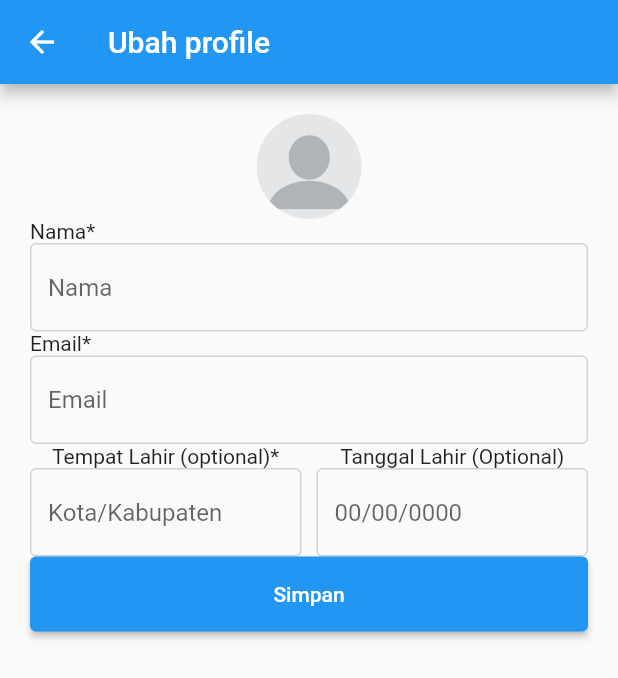
After one commit to idwimeianto/utsapp, a Flutter app: the AccountEditScreen screen opened directly, on a phone screen of 412 x 824 dp. The commit adds this screen. Shown: the top 678 px of the screen. Run offline on Flutter 3.47's test engine with Material 2 defaults, Android fonts, the phone set to English and light mode, and no system bars; our stand-ins replace font_awesome_flutter.

Commit message:
add basic AccountEditScreen Interface

```diff
--- a/lib/account/account.dart
+++ b/lib/account/account.dart
@@ -1,5 +1,6 @@
 import 'package:flutter/material.dart';
 import 'package:font_awesome_flutter/font_awesome_flutter.dart';
+import 'package:utsapp/account/account_edit.dart';
 import 'package:utsapp/shared/bottom_nav.dart';
 
 class AccountScreen extends StatelessWidget {
@@ -39,7 +40,14 @@ class AccountScreen extends StatelessWidget {
                       foregroundColor: Colors.white,
                     ),
                     child: Icon(FontAwesomeIcons.penToSquare),
-                    onPressed: () {},
+                    onPressed: () {
+                      Navigator.of(context).push(
+                        MaterialPageRoute(
+                          builder: (BuildContext context) =>
+                              AccountEditScreen(),
+                        ),
+                      );
+                    },
                   ),
                 ),
               ],
--- /dev/null
+++ b/lib/account/account_edit.dart
@@ -0,0 +1,145 @@
+import 'package:flutter/Material.dart';
+
+class AccountEditScreen extends StatelessWidget {
+  const AccountEditScreen({super.key});
+
+  @override
+  Widget build(BuildContext context) {
+    return Scaffold(
+      appBar: AppBar(
+        title: Text("Ubah profile"),
+      ),
+      body: Container(
+        margin: EdgeInsets.all(20),
+        child: ListView(
+          children: [
+            Container(
+              width: 70,
+              height: 70,
+              decoration: BoxDecoration(
+                shape: BoxShape.circle,
+                image: DecorationImage(
+                  image: AssetImage('assets/blank-profile.png'),
+                ),
+              ),
+            ),
+            AccountEditForm(),
+          ],
+        ),
+      ),
+    );
+  }
+}
+
+class AccountEditForm extends StatefulWidget {
+  const AccountEditForm({super.key});
+
+  @override
+  State<AccountEditForm> createState() => _AccountEditFormState();
+}
+
+class _AccountEditFormState extends State<AccountEditForm> {
+  final _formKey = GlobalKey<FormState>();
+
+  @override
+  Widget build(BuildContext context) {
+    return Form(
+      key: _formKey,
+      child: Column(
+        crossAxisAlignment: CrossAxisAlignment.start,
+        children: [
+          Column(
+            crossAxisAlignment: CrossAxisAlignment.start,
+            children: [
+              Text('Nama*'),
+              TextFormField(
+                decoration: InputDecoration(
+                  enabledBorder: OutlineInputBorder(
+                    borderSide: BorderSide(
+                      width: 1,
+                      color: Color.fromARGB(255, 206, 212, 218),
+                    ),
+                  ),
+                  hintText: "Nama",
+                ),
+              ),
+            ],
+          ),
+          Column(
+            crossAxisAlignment: CrossAxisAlignment.start,
+            children: [
+              Text('Email*'),
+              TextFormField(
+                decoration: InputDecoration(
+                  enabledBorder: OutlineInputBorder(
+                    borderSide: BorderSide(
+                      width: 1,
+                      color: Color.fromARGB(255, 206, 212, 218),
+                    ),
+                  ),
+                  hintText: "Email",
+                ),
+              ),
+            ],
+          ),
+          Row(
+            children: [
+              Expanded(
+                child: Column(
+                  children: [
+                    Text('Tempat Lahir (optional)*'),
+                    TextFormField(
+                      decoration: InputDecoration(
+                        enabledBorder: OutlineInputBorder(
+                          borderSide: BorderSide(
+                            width: 1,
+                            color: Color.fromARGB(255, 206, 212, 218),
+                          ),
+                        ),
+                        hintText: "Kota/Kabupaten",
+                      ),
+                    ),
+                  ],
+                ),
+              ),
+              SizedBox(
+                width: 10,
+              ),
+              Expanded(
+                child: Column(
+                  children: [
+                    Text('Tanggal Lahir (Optional)'),
+                    TextFormField(
+                      decoration: InputDecoration(
+                        enabledBorder: OutlineInputBorder(
+                          borderSide: BorderSide(
+                            width: 1,
+                            color: Color.fromARGB(255, 206, 212, 218),
+                          ),
+                        ),
+                        hintText: "00/00/0000",
+                      ),
+                    ),
+                  ],
+                ),
+              ),
+            ],
+          ),
+          ElevatedButton(
+            style: ElevatedButton.styleFrom(
+              minimumSize: const Size.fromHeight(50), // NEW
+            ),
+            onPressed: () {
+              Navigator.pushNamedAndRemoveUntil(
+                context,
+                '/account',
+                (_) => false,
+              );
+            },
+            child: const Text('Simpan'),
+          ),
+        ],
+      ),
+    );
+  }
+}
--- a/lib/register/register.dart
+++ b/lib/register/register.dart
@@ -15,7 +15,7 @@ class RegisterScreen extends StatelessWidget {
         children: [
           Container(
             padding: EdgeInsets.all(30),
-            child: LoginForm(),
+            child: RegisterForm(),
           ),
         ],
       ),
@@ -23,14 +23,14 @@ class RegisterScreen extends StatelessWidget {
   }
 }
 
-class LoginForm extends StatefulWidget {
-  const LoginForm({super.key});
+class RegisterForm extends StatefulWidget {
+  const RegisterForm({super.key});
 
   @override
-  State<LoginForm> createState() => _LoginFormState();
+  State<RegisterForm> createState() => _RegisterFormState();
 }
 
-class _LoginFormState extends State<LoginForm> {
+class _RegisterFormState extends State<RegisterForm> {
   final _formKey = GlobalKey<FormState>();
 
   @override
```
